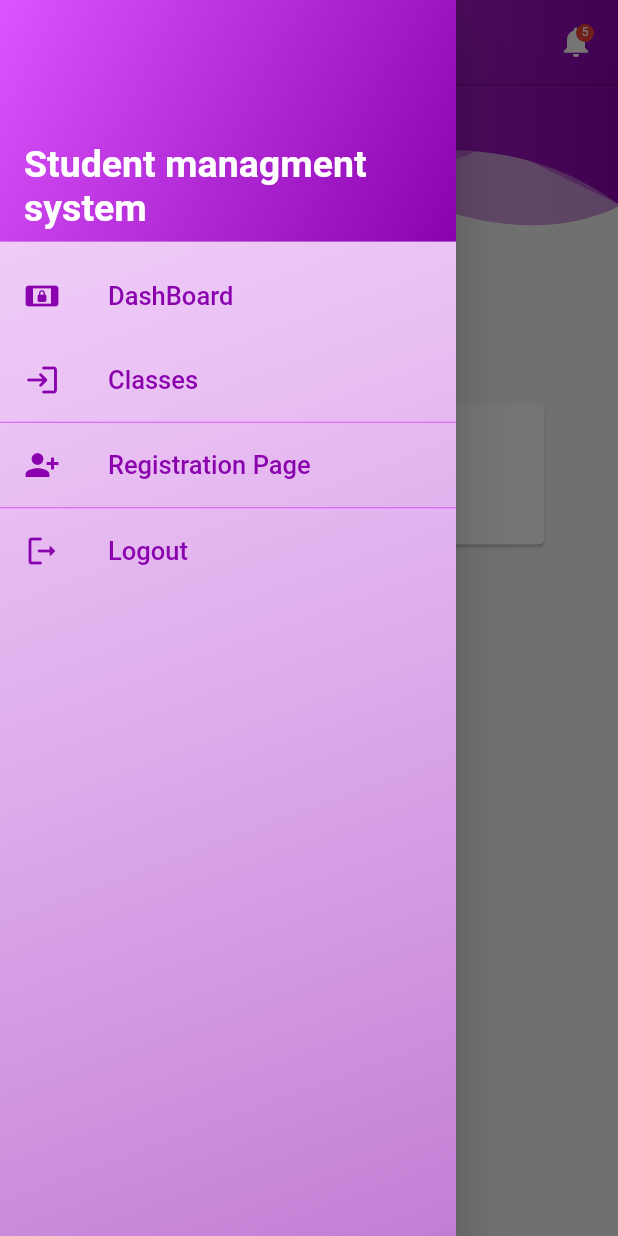
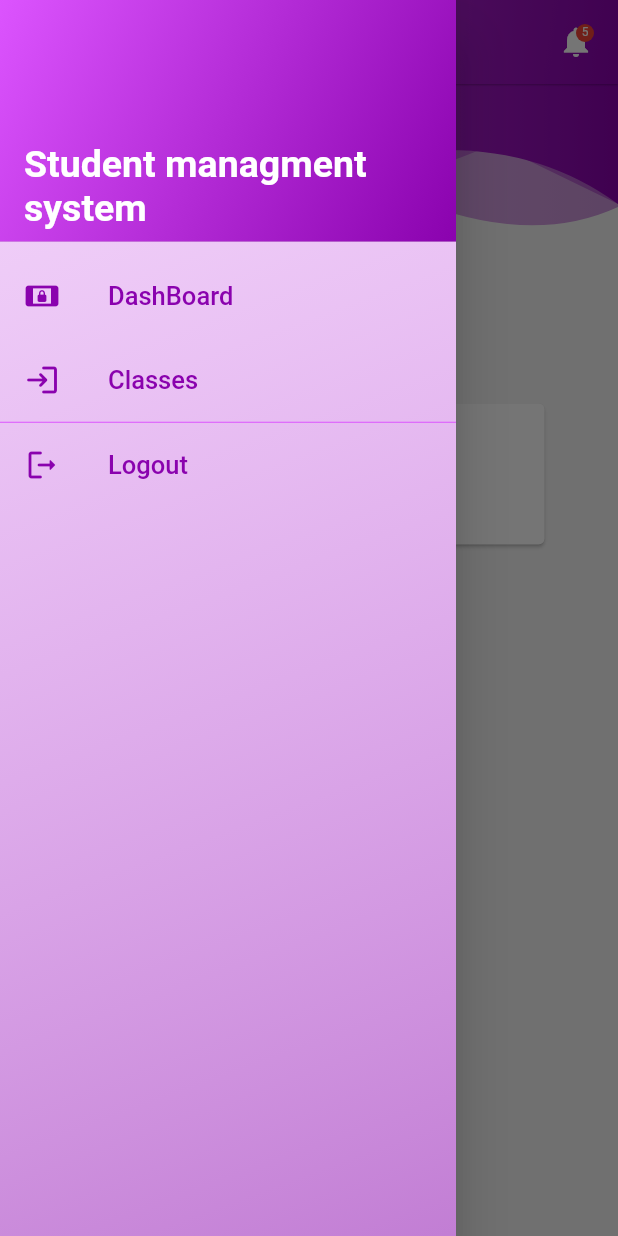
Before and after one commit to NipunaNiranjan/B19--Devmates--QuestionnairePlatform-MobileApp, a Flutter app: the ProfilePage screen opened directly, with the side drawer open, on a phone screen of 412 x 824 dp. Run offline on Flutter 3.47's test engine with Material 2 defaults, Android fonts, the phone set to English and light mode, and no system bars; our stand-ins replace dio, fluttertoast, font_awesome_flutter, hexcolor; network calls fail.

Commit message:
add class page

```diff
--- a/lib/pages/profile_page.dart
+++ b/lib/pages/profile_page.dart
@@ -1,8 +1,8 @@
 import 'package:flutter/material.dart';
 import 'package:flutter/services.dart';
-import 'package:FLUTTER_MOBILE_APPLICATION/pages/login_page.dart';
-import 'package:FLUTTER_MOBILE_APPLICATION/pages/widgets/header_widget.dart';
-
+import 'login_page.dart';
+import 'widgets/header_widget.dart';
+import 'classes.dart';
 import 'registration_page.dart';
 
 class ProfilePage extends StatefulWidget {
@@ -143,28 +143,7 @@ class _ProfilePageState extends State<ProfilePage> {
                 onTap: () {
                   Navigator.push(
                     context,
-                    MaterialPageRoute(builder: (context) => LoginPage()),
-                  );
-                },
-              ),
-              Divider(
-                color: Theme.of(context).primaryColor,
-                height: 1,
-              ),
-              ListTile(
-                leading: Icon(Icons.person_add_alt_1,
-                    size: _drawerIconSize,
-                    color: Theme.of(context).accentColor),
-                title: Text(
-                  'Registration Page',
-                  style: TextStyle(
-                      fontSize: _drawerFontSize,
-                      color: Theme.of(context).accentColor),
-                ),
-                onTap: () {
-                  Navigator.push(
-                    context,
-                    MaterialPageRoute(builder: (context) => RegistrationPage()),
+                    MaterialPageRoute(builder: (context) => ClassPage()),
                   );
                 },
               ),
--- a/lib/pages/user.dart
+++ b/lib/pages/user.dart
@@ -2,5 +2,7 @@ class User {
   String username;
   String password;
   String role;
-  User(this.username, this.password, this.role);
+  String email;
+  String phone;
+  User(this.username, this.password, this.role, this.email, this.phone);
 }
--- a/pubspec.yaml
+++ b/pubspec.yaml
@@ -33,6 +33,8 @@ dependencies:
   font_awesome_flutter: ^9.1.0
   http: ^0.13.3
   dio: ^4.0.6
+  fluttertoast: ^8.0.9
+fluttertoast: ^8.0.2
 
 dev_dependencies:
   flutter_test:
```
Also changed, not shown: lib/pages/classes.dart (+81 -34 lines), lib/pages/login_page.dart (+6 -5 lines), lib/pages/registration_page.dart (+2 -5 lines).
